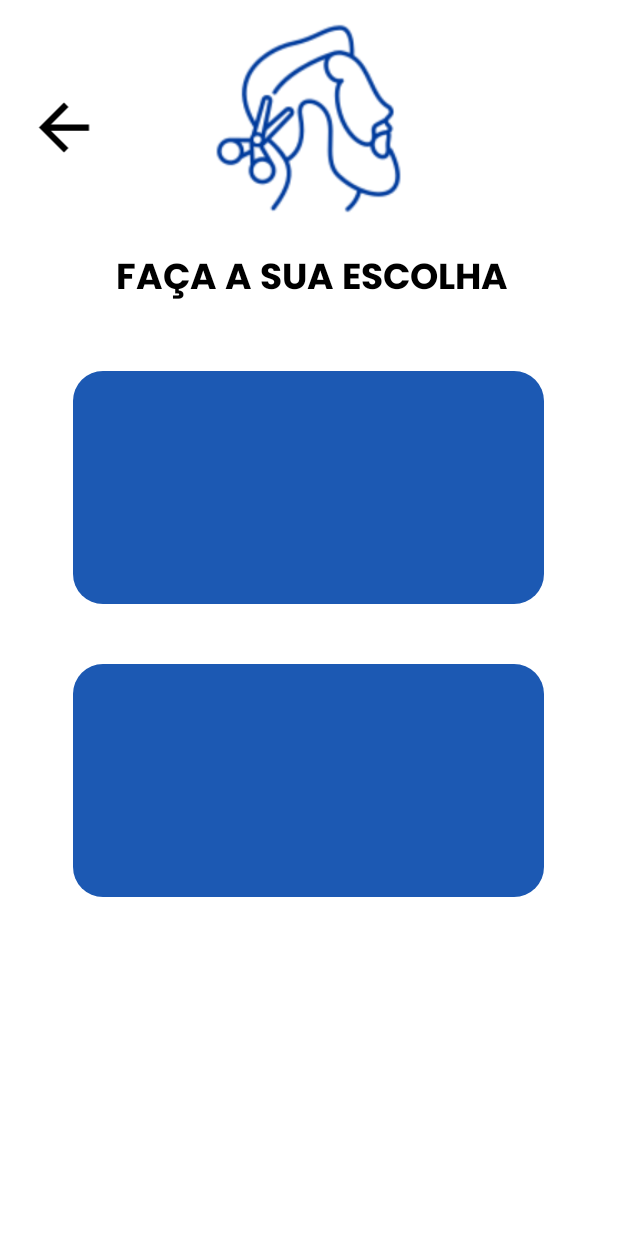
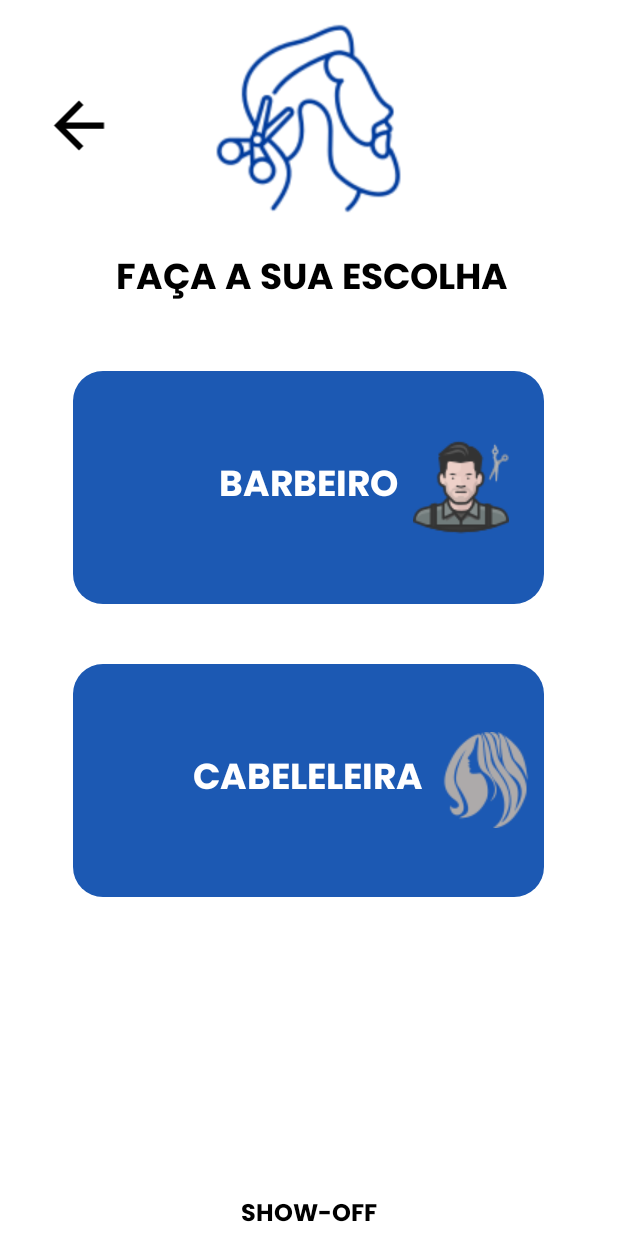
Before and after one commit to TafariDragon/ShowOff, an Android app: the MenuPrincipal screen opened directly, with no data from a screen before it, on a phone screen of 412 x 824 dp. Run offline under Robolectric (Android 15) with nearby library versions, the phone set to English and light mode, and no system bars.

Commit message:
Adicao dos icons

```diff
--- a/app/src/main/java/com/example/showoff/MenuPrincipal.kt
+++ b/app/src/main/java/com/example/showoff/MenuPrincipal.kt
@@ -1,5 +1,6 @@
 package com.example.showoff
 
+import android.content.Intent
 import android.os.Bundle
 import androidx.appcompat.app.AppCompatActivity
 import com.example.showoff.databinding.ActivityMenuPrincipalBinding
@@ -10,5 +11,9 @@ class MenuPrincipal : AppCompatActivity() {
         super.onCreate(savedInstanceState)
         binding = ActivityMenuPrincipalBinding.inflate(layoutInflater)
         setContentView(binding.root)
+
+        binding.iconBack.setOnClickListener {
+            startActivity(Intent(this,Login::class.java))
+        }
     }
 }
--- /dev/null
+++ b/app/src/main/res/drawable/button_click_effect.xml
@@ -0,0 +1,5 @@
+<?xml version="1.0" encoding="utf-8"?>
+<selector xmlns:android="http://schemas.android.com/apk/res/android">
+    <item android:drawable="@drawable/rounded_button_pressed" android:state_pressed="true"/>
+    <item android:drawable="@drawable/rounded_button"/>
+</selector>
--- /dev/null
+++ b/app/src/main/res/drawable/rounded_button_pressed.xml
@@ -0,0 +1,6 @@
+<!-- rounded_button_pressed.xml -->
+<shape xmlns:android="http://schemas.android.com/apk/res/android"
+    android:shape="rectangle">
+    <corners android:radius="20dp" /> <!-- Altere o valor do raio conforme desejado -->
+    <solid android:color="@color/roxo" /> <!-- Cor de preenchimento do botão quando pressionado -->
+</shape>
--- a/app/src/main/res/layout/activity_create_account.xml
+++ b/app/src/main/res/layout/activity_create_account.xml
@@ -46,6 +46,9 @@
         android:orientation="vertical"
         android:gravity="center"
         android:layout_below="@+id/lblCrieSuaConta">
+
+
+
 
         <EditText
             android:id="@+id/txtNome"
--- a/app/src/main/res/layout/activity_menu_principal.xml
+++ b/app/src/main/res/layout/activity_menu_principal.xml
@@ -18,11 +18,11 @@
         android:id="@+id/iconBack"
         android:layout_width="100dp"
         android:layout_height="50dp"
-        android:clickable="true"
         android:layout_alignLeft="@+id/Logo"
         android:layout_alignBottom="@+id/Logo"
-        android:layout_marginLeft="-142dp"
-        android:layout_marginBottom="48dp"
+        android:layout_marginLeft="-132dp"
+        android:layout_marginBottom="49dp"
+        android:clickable="true"
         android:src="@drawable/baseline_arrow_back_24"></ImageView>
 
     <TextView
@@ -48,22 +48,79 @@
         android:gravity="center"
         android:orientation="vertical">
 
-        <View
+        <!-- Primeiro botão -->
+        <RelativeLayout
             android:layout_width="314dp"
             android:layout_height="155dp"
             android:layout_marginTop="40dp"
-            android:background="@drawable/rounded_button"
-            android:backgroundTint="@color/azul"></View>
+            android:background="@drawable/button_click_effect"
+            android:backgroundTint="@color/azul"
+            android:clickable="true">
 
-        <View
+            <TextView
+                android:id="@+id/lblBarbeiro"
+                android:layout_width="wrap_content"
+                android:layout_height="wrap_content"
+                android:text="BARBEIRO"
+                android:textColor="@color/white"
+                android:fontFamily="@font/poppinsbold"
+                android:textSize="24sp"
+                android:layout_centerHorizontal="true"
+                android:layout_centerVertical="true" />
+
+            <ImageView
+                android:layout_width="wrap_content"
+                android:layout_height="wrap_content"
+                android:layout_centerVertical="true"
+                android:layout_marginLeft="10dp"
+                android:layout_toRightOf="@+id/lblBarbeiro"
+                android:src="@drawable/barbeiro" />
+
+        </RelativeLayout>
+
+        <!-- Segundo botão -->
+        <RelativeLayout
+            android:id="@+id/btnCabeleleira"
             android:layout_width="314dp"
             android:layout_height="155dp"
             android:layout_marginTop="40dp"
-            android:background="@drawable/rounded_button">
-        </View>
+            android:background="@drawable/button_click_effect"
+            android:backgroundTint="@color/azul"
+            android:clickable="true">
 
+            <TextView
+                android:id="@+id/lblCabeleleira"
+                android:layout_width="wrap_content"
+                android:layout_height="wrap_content"
+                android:text="CABELELEIRA"
+                android:textColor="@color/white"
+                android:fontFamily="@font/poppinsbold"
+                android:textSize="24sp"
+                android:layout_centerHorizontal="true"
+                android:layout_centerVertical="true" />
+
+            <ImageView
+                android:layout_width="wrap_content"
+                android:layout_height="wrap_content"
+                android:layout_centerVertical="true"
+                android:layout_marginLeft="10dp"
+                android:layout_toRightOf="@+id/lblCabeleleira"
+                android:src="@drawable/mulhercomcabelocomprido" />
+
+        </RelativeLayout>
 
     </LinearLayout>
 
 
+    <TextView
+        android:layout_width="wrap_content"
+        android:layout_height="wrap_content"
+        android:text="SHOW-OFF"
+        android:textSize="16sp"
+        android:fontFamily="@font/poppinsbold"
+        android:layout_alignParentBottom="true"
+        android:layout_centerHorizontal="true"
+        android:textColor="@color/black"></TextView>
+
+
 </RelativeLayout>
--- a/app/src/main/res/values/strings.xml
+++ b/app/src/main/res/values/strings.xml
@@ -1,3 +1,4 @@
 <resources>
     <string name="app_name">ShowOff</string>
+    <string name="barbeiro">BARBEIRO</string>
 </resources>
```
Also changed, not shown: app/src/main/res/drawable/barbeiro.png (added), app/src/main/res/drawable/mulhercomcabelocomprido.png (added).
